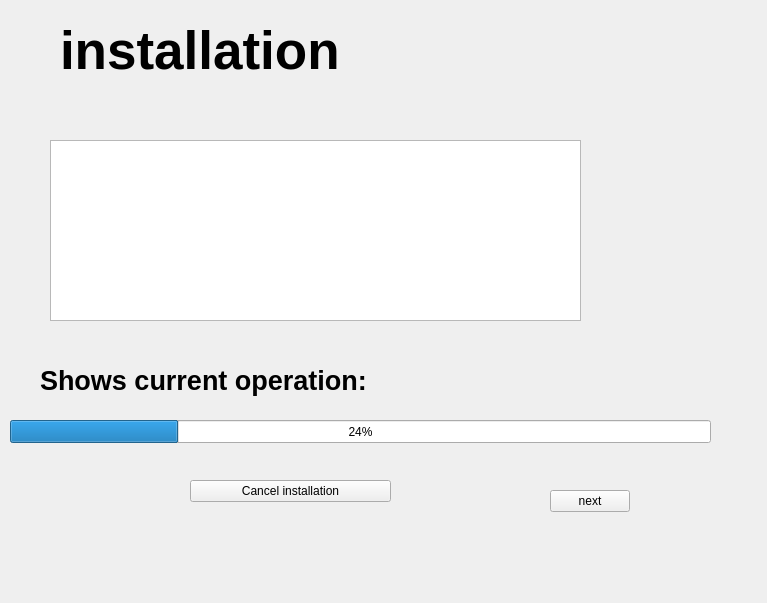
This is install.ui in n1cef/kraken_installer as Qt 5 draws it before an edit. The edited form follows.
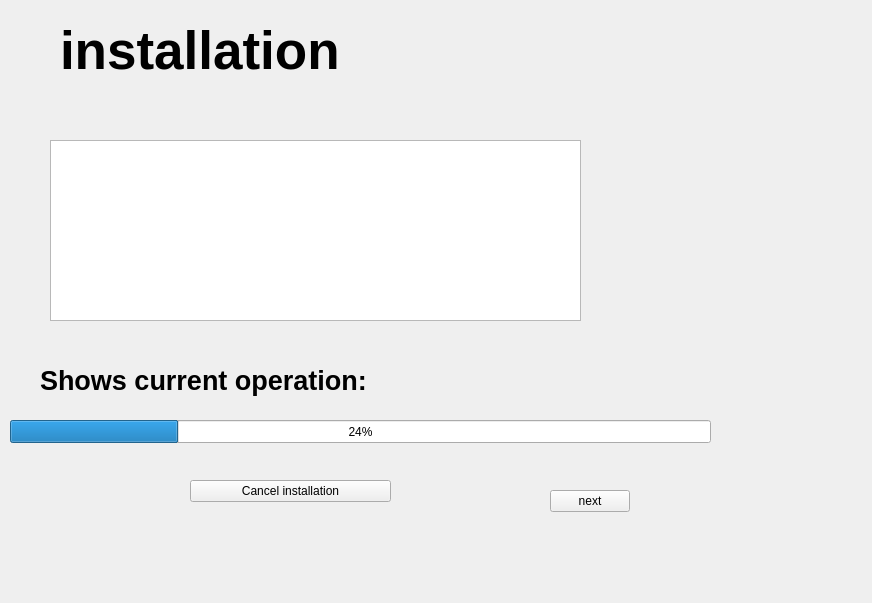
This is the edited form.

The edit to the form file:
```diff
--- a/install.ui
+++ b/install.ui
@@ -6,7 +6,7 @@
    <rect>
     <x>0</x>
     <y>0</y>
-    <width>767</width>
+    <width>872</width>
     <height>603</height>
    </rect>
   </property>
```
